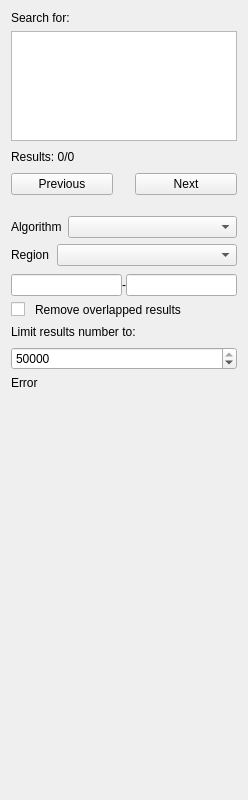
First picture: the form in src/corelibs/U2View/src/ov_msa/find_pattern/FindPatternMsaForm.ui, repository violethaze74/ugene, before the edit.
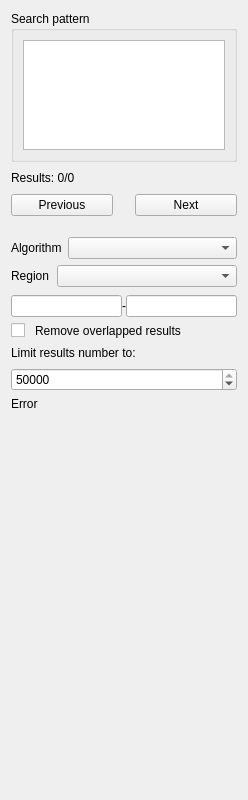
Second picture: the form after the edit.

Commit message: UGENE-6748. Search pattern group on the Search in Alignment tab

Diff of the .ui file:
```diff
--- a/src/corelibs/U2View/src/ov_msa/find_pattern/FindPatternMsaForm.ui
+++ b/src/corelibs/U2View/src/ov_msa/find_pattern/FindPatternMsaForm.ui
@@ -22,29 +22,13 @@
   <property name="windowTitle">
    <string notr="true">Form</string>
   </property>
+  <layout class="QVBoxLayout" name="verticalLayout_3">
+   <item>
+    <widget class="QGroupBox" name="searchPatternGroupBox">
+     <property name="title">
+      <string>Search pattern</string>
+     </property>
   <layout class="QVBoxLayout" name="verticalLayout">
-   <item>
-    <widget class="QLabel" name="searchForLabel">
-     <property name="sizePolicy">
-      <sizepolicy hsizetype="Minimum" vsizetype="Fixed">
-       <horstretch>0</horstretch>
-       <verstretch>0</verstretch>
-      </sizepolicy>
-     </property>
-     <property name="minimumSize">
-      <size>
-       <width>50</width>
-       <height>0</height>
-      </size>
-     </property>
-     <property name="text">
-      <string>Search for:</string>
-     </property>
-     <property name="wordWrap">
-      <bool>false</bool>
-     </property>
-    </widget>
-   </item>
    <item>
     <widget class="QTextEdit" name="textPattern">
      <property name="sizePolicy">
@@ -74,6 +58,9 @@
      <property name="undoRedoEnabled">
       <bool>false</bool>
      </property>
+       </widget>
+      </item>
+     </layout>
     </widget>
    </item>
    <item>
```
Lines whose indentation alone changed are shown as unchanged.
